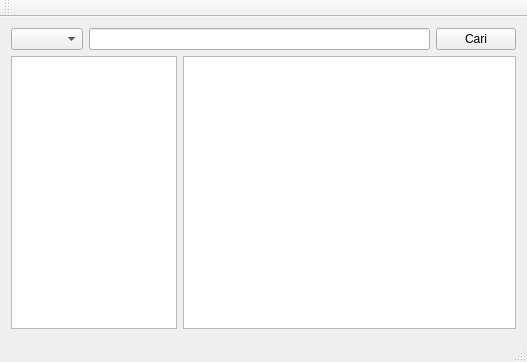
This is mainwindow.ui in bgli/kbbi-qt as Qt 5 draws it before an edit. The edited form follows.
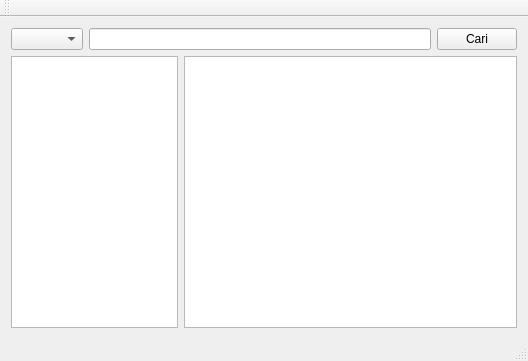
This is the edited form. Icons and pictures are not drawn.

The edit to the form file:
```diff
--- a/mainwindow.ui
+++ b/mainwindow.ui
@@ -6,8 +6,8 @@
    <rect>
     <x>0</x>
     <y>0</y>
-    <width>527</width>
-    <height>362</height>
+    <width>528</width>
+    <height>361</height>
    </rect>
   </property>
   <property name="sizePolicy">
```
Left out of the diff: 10 changed lines with no effect on the pictures.
